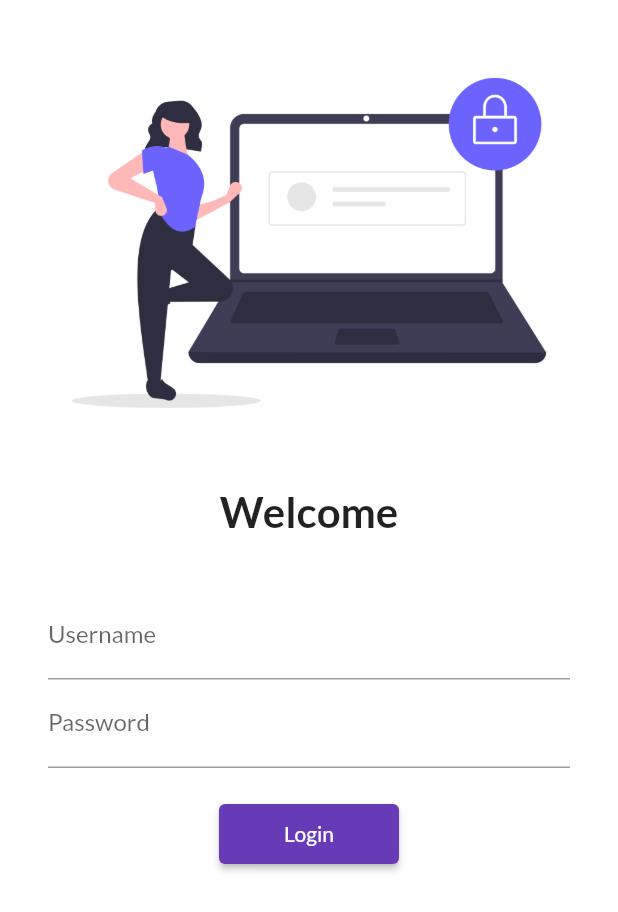
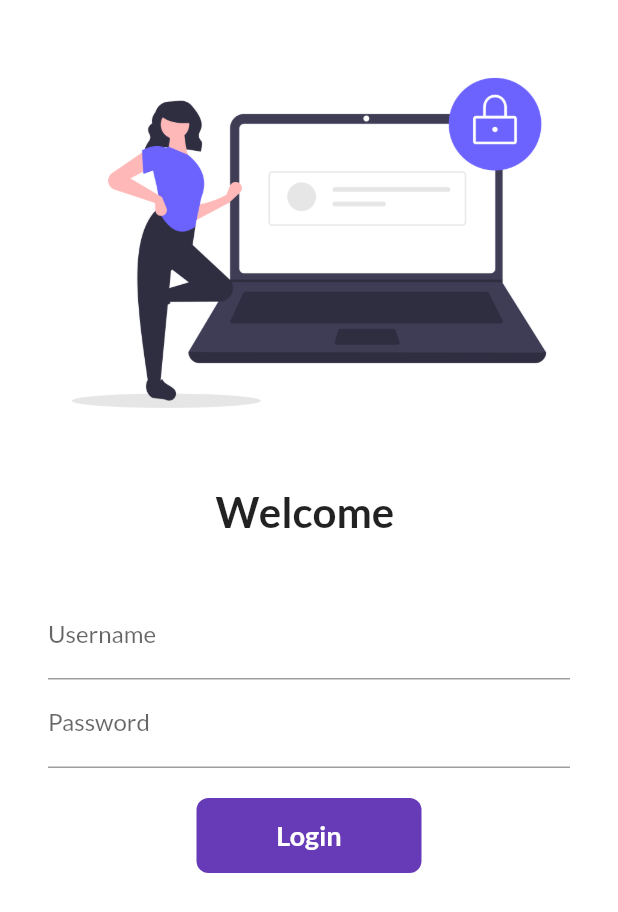
Before and after one commit to lokeshdissrani/FlutterApp, a Flutter app: the screen it shows after launch, on a phone screen of 412 x 824 dp. Shown: the top 912 px of the screen. Run offline on Flutter 3.47's test engine with Material 2 defaults, Android fonts, the phone set to English and light mode, and no system bars; our stand-ins replace google_fonts.

Commit message:
day6 completed

```diff
--- a/lib/pages/login_page.dart
+++ b/lib/pages/login_page.dart
@@ -3,7 +3,14 @@
 import 'package:flutter/material.dart';
 import 'package:flutter_application_1/utils/routes.dart';
 
-class LoginPage extends StatelessWidget {
+class LoginPage extends StatefulWidget {
+  @override
+  State<LoginPage> createState() => _LoginPageState();
+}
+
+class _LoginPageState extends State<LoginPage> {
+  String name = "";
+  bool changeButton = false;
   @override
   Widget build(BuildContext context) {
     return Material(
@@ -22,7 +29,7 @@ class LoginPage extends StatelessWidget {
               height: 20.0,
             ),
             Text(
-              "Welcome",
+              "Welcome $name",
               style: TextStyle(
                 fontSize: 28,
                 fontWeight: FontWeight.bold,
@@ -40,6 +47,10 @@ class LoginPage extends StatelessWidget {
                     hintText: "Enter username",
                     labelText: "Username",
                     ),
+                    onChanged: (value){
+                      name = value;
+                      setState(() {});
+                    },
                   ),
                   TextFormField(
                     obscureText: true,
@@ -51,15 +62,43 @@ class LoginPage extends StatelessWidget {
                   SizedBox(
                     height: 20.0,
                   ),
-                  ElevatedButton(
-                    onPressed: () {
+                  InkWell(
+                    onTap: () async{
+                      setState(() {
+                        changeButton = true;
+                      });
+                      await Future.delayed(Duration(seconds : 1));
                       Navigator.pushNamed(context, MyRoutes.homeRoute);
                     },
-                    child: Text("Login"),
-                    style: TextButton.styleFrom(
-                      minimumSize: Size(120, 40),
+                    child: AnimatedContainer(
+                      duration: Duration(seconds: 1),
+                      width: changeButton ? 50 : 150,
+                      height: 50,
+                      alignment: Alignment.center,
+                      child: changeButton ?Icon(Icons.done, color: Colors.white,):
+                        Text(
+                        "Login",
+                        style: TextStyle(
+                          color: Colors.white,
+                          fontWeight: FontWeight.bold,
+                          fontSize: 18
+                        ),
+                      ),
+                      decoration: BoxDecoration(
+                        color: Colors.deepPurple,
+                        borderRadius: BorderRadius.circular(changeButton ? 50 : 8),
+                      ),
                     ),
                   )
+                  // ElevatedButton(
+                  //   onPressed: () {
+                  //     Navigator.pushNamed(context, MyRoutes.homeRoute);
+                  //   },
+                  //   child: Text("Login"),
+                  //   style: TextButton.styleFrom(
+                  //     minimumSize: Size(120, 40),
+                  //   ),
+                  // )
                 ],
               ),
             )
```
